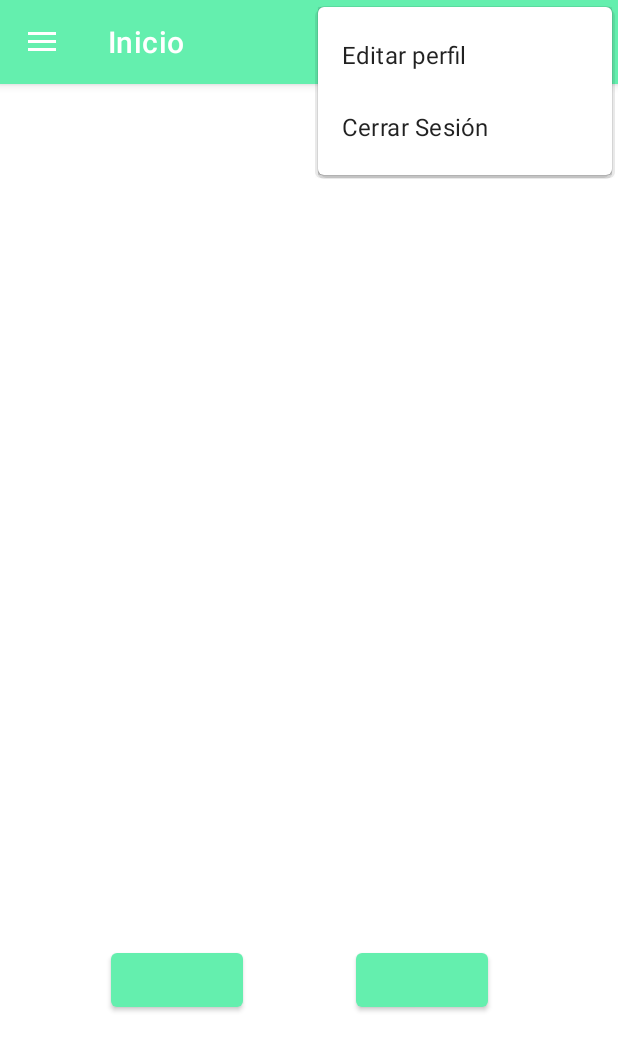
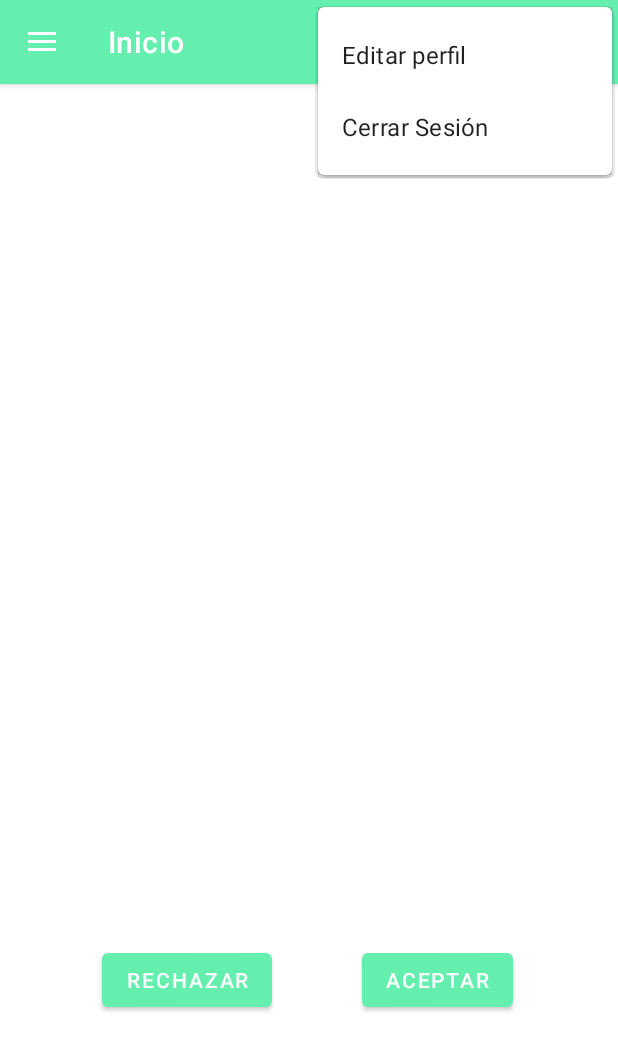
Before and after one commit to moiSS00/SDM_UNILOVI, an Android app: the screen it shows after launch once a user with an empty profile is signed in (MainActivity), with the options menu open, on a phone screen of 412 x 824 dp. Shown: the top 1051 px of the screen. Run offline under Robolectric (Android 15) with nearby library versions, the phone set to English and light mode, and no system bars; our stand-ins replace Firebase (no records; nobody signed in at launch, a user with empty details on screens opened directly), Picasso, navigation-ui; pictures from the network do not load; 1 statement that could not run was skipped.

Commit message:
Cambiando un par de cosillas del home fragment

```diff
--- a/app/src/main/java/com/example/unilovi/MainActivity.java
+++ b/app/src/main/java/com/example/unilovi/MainActivity.java
@@ -59,14 +59,9 @@ public class MainActivity extends AppCompatActivity {
         View headerView = navigationView.getHeaderView(0);
 
         imagen = headerView.findViewById(R.id.imageViewMenu);
-        imagenRandom = headerView.findViewById(R.id.imageRandom);
+        imagenRandom = findViewById(R.id.imageRandom);
         nombre = headerView.findViewById(R.id.nombreMenuID);
         email = headerView.findViewById(R.id.emailText);
-
-
-        nombre.setText("Bienvenido " + Firebase.getUsuarioActual().getEmail());
-        email.setText(Firebase.getUsuarioActual().getEmail());
-        Firebase.downloadImage(Firebase.getUsuarioActual().getEmail(), new CallbackMainFoto());
 
         // Passing each menu ID as a set of Ids because each
         // menu should be considered as top level destinations.
@@ -113,6 +108,10 @@ public class MainActivity extends AppCompatActivity {
     @Override
     public void onResume() {
         super.onResume();
+        nombre.setText("Bienvenido " + Firebase.getUsuarioActual().getEmail());
+        email.setText(Firebase.getUsuarioActual().getEmail());
+        Firebase.downloadImage(Firebase.getUsuarioActual().getEmail(), new CallbackMainFoto());
+        Firebase.downloadImage("uo271397@uniovi.es", new CallbackRandomFoto());
         updateDayNight();
     }
 
--- a/app/src/main/res/layout/content_main.xml
+++ b/app/src/main/res/layout/content_main.xml
@@ -13,6 +13,7 @@
         android:layout_width="match_parent"
         android:layout_height="match_parent"
         app:defaultNavHost="true"
+        app:layout_constraintHorizontal_bias="0.0"
         app:layout_constraintLeft_toLeftOf="parent"
         app:layout_constraintRight_toRightOf="parent"
         app:layout_constraintTop_toTopOf="parent"
--- a/app/src/main/res/layout/fragment_home.xml
+++ b/app/src/main/res/layout/fragment_home.xml
@@ -14,31 +14,30 @@
         app:layout_constraintEnd_toEndOf="parent"
         app:layout_constraintStart_toStartOf="parent"
         app:layout_constraintTop_toTopOf="parent"
-        app:layout_constraintVertical_bias="0.383"
-        tools:src="@drawable/icono_432" />
+        app:layout_constraintVertical_bias="0.383" />
 
     <Button
         android:id="@+id/btnRechazar"
         android:layout_width="wrap_content"
         android:layout_height="wrap_content"
+        android:text="Rechazar"
         app:layout_constraintBottom_toBottomOf="parent"
         app:layout_constraintEnd_toEndOf="parent"
         app:layout_constraintHorizontal_bias="0.228"
         app:layout_constraintStart_toStartOf="parent"
         app:layout_constraintTop_toBottomOf="@+id/imageRandom"
-        app:layout_constraintVertical_bias="0.25"
-        tools:text="Rechazar" />
+        app:layout_constraintVertical_bias="0.25" />
 
     <Button
         android:id="@+id/btnAceptar"
         android:layout_width="wrap_content"
         android:layout_height="wrap_content"
+        android:text="Aceptar"
         app:layout_constraintBottom_toBottomOf="parent"
         app:layout_constraintEnd_toEndOf="parent"
         app:layout_constraintHorizontal_bias="0.464"
         app:layout_constraintStart_toEndOf="@+id/btnRechazar"
         app:layout_constraintTop_toBottomOf="@+id/imageRandom"
-        app:layout_constraintVertical_bias="0.25"
-        tools:text="Aceptar" />
+        app:layout_constraintVertical_bias="0.25" />
 
 </androidx.constraintlayout.widget.ConstraintLayout>
```
